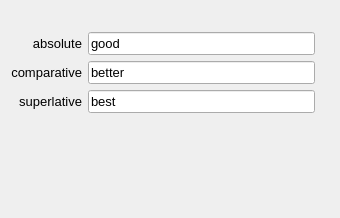
The window that src/practice/practice_widget_comparison.ui (KDE/parley) describes before a commit, drawn with Qt 5.
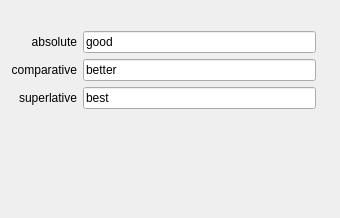
The same window after the commit. Custom widgets are drawn as their Qt base class.

Commit message:
remove hardcoded font sizes
bug:255027

What changed in the file:
```diff
--- a/src/practice/practice_widget_comparison.ui
+++ b/src/practice/practice_widget_comparison.ui
@@ -13,11 +13,6 @@
   <layout class="QVBoxLayout" name="verticalLayout">
    <item>
     <widget class="QLabel" name="questionLabel">
-     <property name="font">
-      <font>
-       <pointsize>10</pointsize>
-      </font>
-     </property>
      <property name="text">
       <string/>
      </property>
@@ -33,11 +28,6 @@
     <layout class="QGridLayout" name="conjugationsLayout">
      <item row="1" column="0">
       <widget class="QLabel" name="absoluteLabel">
-       <property name="font">
-        <font>
-         <pointsize>10</pointsize>
-        </font>
-       </property>
        <property name="text">
         <string>absolute</string>
        </property>
@@ -51,11 +41,6 @@
      </item>
      <item row="1" column="2">
       <widget class="KLineEdit" name="absoluteEdit">
-       <property name="font">
-        <font>
-         <pointsize>10</pointsize>
-        </font>
-       </property>
        <property name="text">
         <string comment="KDE::DoNotExtract">good</string>
        </property>
@@ -72,11 +57,6 @@
      </item>
      <item row="1" column="3">
       <widget class="QLabel" name="absoluteSolutionLabel">
-       <property name="font">
-        <font>
-         <pointsize>10</pointsize>
-        </font>
-       </property>
        <property name="text">
         <string comment="KDE::DoNotExtract"/>
        </property>
@@ -90,11 +70,6 @@
      </item>
      <item row="2" column="0">
       <widget class="QLabel" name="comparativeLabel">
-       <property name="font">
-        <font>
-         <pointsize>10</pointsize>
-        </font>
-       </property>
        <property name="text">
         <string>comparative</string>
        </property>
@@ -108,11 +83,6 @@
      </item>
      <item row="2" column="2">
       <widget class="KLineEdit" name="comparativeEdit">
-       <property name="font">
-        <font>
-         <pointsize>10</pointsize>
-        </font>
-       </property>
        <property name="text">
         <string comment="KDE::DoNotExtract">better</string>
        </property>
@@ -129,11 +99,6 @@
      </item>
      <item row="2" column="3">
       <widget class="QLabel" name="comparativeSolutionLabel">
-       <property name="font">
-        <font>
-         <pointsize>10</pointsize>
-        </font>
-       </property>
        <property name="text">
         <string comment="KDE::DoNotExtract"/>
        </property>
@@ -147,11 +112,6 @@
      </item>
      <item row="3" column="0">
       <widget class="QLabel" name="superlativeLabel">
-       <property name="font">
-        <font>
-         <pointsize>10</pointsize>
-        </font>
-       </property>
        <property name="text">
         <string>superlative</string>
        </property>
@@ -165,11 +125,6 @@
      </item>
      <item row="3" column="2">
       <widget class="KLineEdit" name="superlativeEdit">
-       <property name="font">
-        <font>
-         <pointsize>10</pointsize>
-        </font>
-       </property>
        <property name="text">
         <string comment="KDE::DoNotExtract">best</string>
        </property>
@@ -186,11 +141,6 @@
      </item>
      <item row="3" column="3">
       <widget class="QLabel" name="superlativeSolutionLabel">
-       <property name="font">
-        <font>
-         <pointsize>10</pointsize>
-        </font>
-       </property>
        <property name="text">
         <string comment="KDE::DoNotExtract"/>
        </property>
```
The commit also changes 5 other files.
